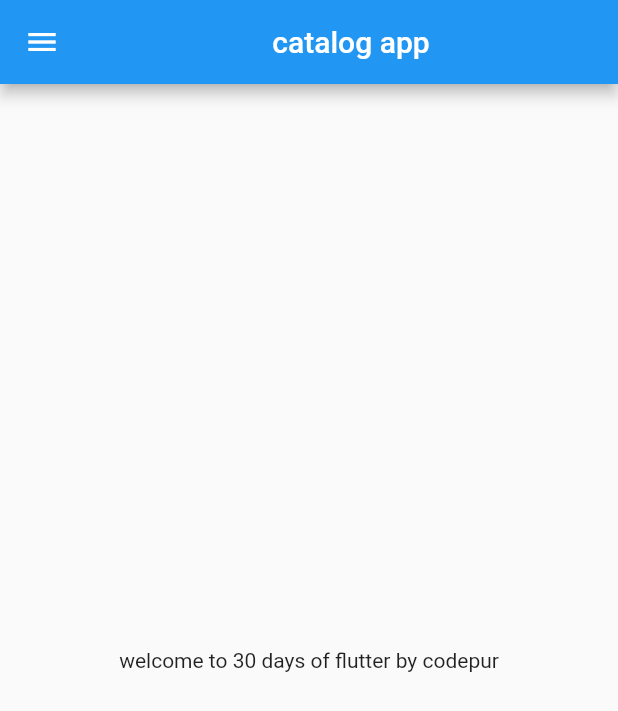
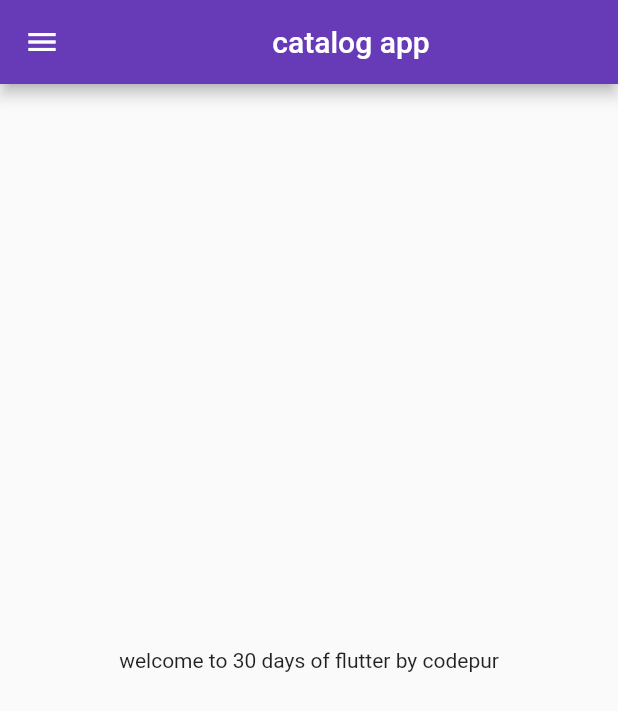
Before and after one commit to abhisheksahu121/flutterlearn, a Flutter app: the screen it shows after launch, on a phone screen of 412 x 824 dp. Shown: the top 711 px of the screen. Run offline on Flutter 3.47's test engine with Material 2 defaults, Android fonts, the phone set to English and light mode, and no system bars.

Commit message:
day3 completed

```diff
--- a/lib/main.dart
+++ b/lib/main.dart
@@ -1,4 +1,5 @@
-import 'package:first_app/home_page.dart';
+import 'package:first_app/pages/home_page.dart';
+import 'package:first_app/pages/login_page.dart';
 import 'package:flutter/material.dart';
 
 void main() {
@@ -13,10 +14,22 @@ class MyApp extends StatelessWidget {
   // var day = "tuesday";
   // static const pis = 3.14;
 
-  @override
+  @override //override means you have to rewrriten or overrite the build method;
+  //buildcontext context is a perameter ehich shows location of every component in a myapp tree;
   Widget build(BuildContext context) {
     return MaterialApp(
-      home: HomePage(),
+      // home: HomePage(),
+      themeMode: ThemeMode.light,
+      theme: ThemeData(primarySwatch: Colors.deepPurple),
+      darkTheme: ThemeData(
+        brightness: Brightness.dark,
+      ),
+      initialRoute: "/home",
+      routes: {
+        "/": (context) => LoginPage(),
+        "/home": (context) => HomePage(),
+        "/Login": (context) => LoginPage(),
+      }, //routes bassicaly is a path in which we write the direction of pages like which page should be open after which page.
     );
   }
 }
```
Also changed, not shown: lib/pages/login_page.dart (added, +18 -0 lines), lib/pages/home_page.dart (renamed from lib/home_page.dart).
